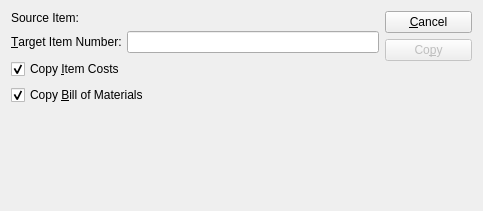
Before: the Qt Designer form guiclient/copyItem.ui in Pegasus-RPG/xtuple-client, drawn with Qt 5.
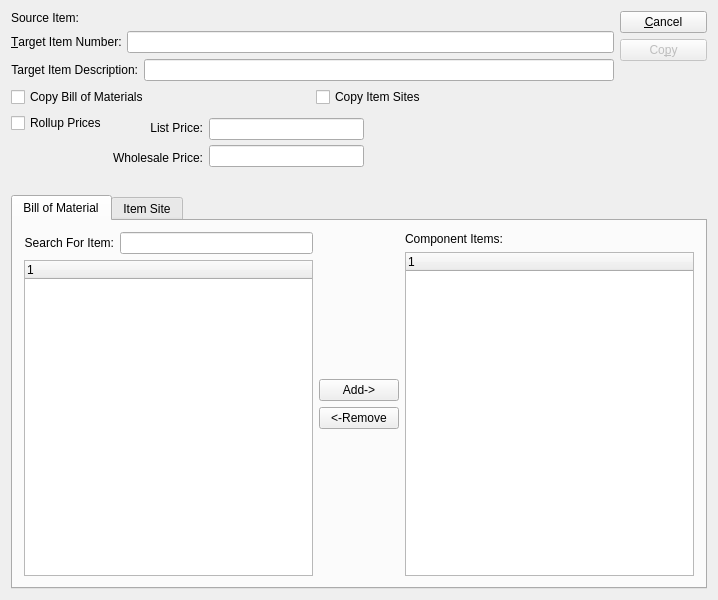
After: the same form once the commit is applied. Custom widgets are drawn as their Qt base class.

The edit to the form file:
```diff
--- a/guiclient/copyItem.ui
+++ b/guiclient/copyItem.ui
@@ -13,16 +13,18 @@
    <rect>
     <x>0</x>
     <y>0</y>
-    <width>483</width>
-    <height>211</height>
+    <width>718</width>
+    <height>600</height>
    </rect>
   </property>
   <property name="windowTitle">
    <string>Copy Item</string>
   </property>
-  <layout class="QHBoxLayout">
+  <layout class="QVBoxLayout" name="verticalLayout_6">
    <item>
-    <layout class="QVBoxLayout">
+    <layout class="QHBoxLayout" name="horizontalLayout">
+     <item>
+      <layout class="QVBoxLayout" name="verticalLayout_2">
      <item>
       <layout class="QVBoxLayout">
        <property name="spacing">
@@ -62,26 +64,130 @@
       </layout>
      </item>
      <item>
-      <layout class="QVBoxLayout">
+        <layout class="QHBoxLayout" name="horizontalLayout_6">
        <item>
-        <widget class="QCheckBox" name="_copyCosts">
+          <widget class="QLabel" name="_targetItemDescripLit">
          <property name="text">
-          <string>Copy &amp;Item Costs</string>
-         </property>
-         <property name="checked">
-          <bool>true</bool>
+            <string>Target Item Description:</string>
+           </property>
+           <property name="alignment">
+            <set>Qt::AlignRight|Qt::AlignTrailing|Qt::AlignVCenter</set>
          </property>
         </widget>
        </item>
        <item>
-        <widget class="QCheckBox" name="_copyBOM">
+          <widget class="XLineEdit" name="_targetItemDescrip"/>
+         </item>
+        </layout>
+       </item>
+       <item>
+        <layout class="QGridLayout" name="gridLayout">
+         <item row="0" column="1">
+          <widget class="XCheckBox" name="_copyItemsite">
          <property name="text">
-          <string>Copy &amp;Bill of Materials</string>
-         </property>
-         <property name="checked">
-          <bool>true</bool>
-         </property>
-        </widget>
+            <string>Copy Item Sites</string>
+           </property>
+          </widget>
+         </item>
+         <item row="0" column="0">
+          <widget class="XCheckBox" name="_copyBOM">
+           <property name="text">
+            <string>Copy Bill of Materials</string>
+           </property>
+           <property name="forgetful">
+            <bool>false</bool>
+           </property>
+          </widget>
+         </item>
+        </layout>
+       </item>
+       <item>
+        <layout class="QHBoxLayout" name="horizontalLayout_4">
+         <item>
+          <layout class="QVBoxLayout" name="verticalLayout_7">
+           <property name="spacing">
+            <number>0</number>
+           </property>
+           <item>
+            <widget class="XCheckBox" name="_rollupPrices">
+             <property name="text">
+              <string>Rollup Prices</string>
+             </property>
+            </widget>
+           </item>
+           <item>
+            <spacer name="verticalSpacer">
+             <property name="orientation">
+              <enum>Qt::Vertical</enum>
+             </property>
+             <property name="sizeHint" stdset="0">
+              <size>
+               <width>20</width>
+               <height>40</height>
+              </size>
+             </property>
+            </spacer>
+           </item>
+          </layout>
+         </item>
+         <item>
+          <layout class="QHBoxLayout" name="horizontalLayout_5">
+           <item>
+            <layout class="QVBoxLayout" name="verticalLayout_8">
+             <property name="spacing">
+              <number>0</number>
+             </property>
+             <item>
+              <widget class="QLabel" name="_listPriceLit">
+               <property name="text">
+                <string>List Price:</string>
+               </property>
+               <property name="alignment">
+                <set>Qt::AlignRight|Qt::AlignTrailing|Qt::AlignVCenter</set>
+               </property>
+              </widget>
+             </item>
+             <item>
+              <widget class="QLabel" name="_listCostLit">
+               <property name="text">
+                <string>Wholesale Price:</string>
+               </property>
+               <property name="alignment">
+                <set>Qt::AlignRight|Qt::AlignTrailing|Qt::AlignVCenter</set>
+               </property>
+              </widget>
+             </item>
+            </layout>
+           </item>
+           <item>
+            <layout class="QVBoxLayout" name="verticalLayout_9">
+             <property name="spacing">
+              <number>0</number>
+             </property>
+             <item>
+              <widget class="XLineEdit" name="_listPrice"/>
+             </item>
+             <item>
+              <widget class="XLineEdit" name="_listCost"/>
+             </item>
+            </layout>
+           </item>
+          </layout>
+         </item>
+         <item>
+          <spacer name="horizontalSpacer">
+           <property name="orientation">
+            <enum>Qt::Horizontal</enum>
+           </property>
+           <property name="sizeHint" stdset="0">
+            <size>
+             <width>40</width>
+             <height>20</height>
+            </size>
+           </property>
+          </spacer>
+         </item>
+        </layout>
        </item>
        <item>
         <spacer>
@@ -101,8 +207,6 @@
        </item>
       </layout>
      </item>
-    </layout>
-   </item>
    <item>
     <layout class="QVBoxLayout">
      <item>
@@ -144,6 +248,179 @@
     </layout>
    </item>
   </layout>
+   </item>
+   <item>
+    <widget class="QTabWidget" name="_tab">
+     <property name="sizePolicy">
+      <sizepolicy hsizetype="Expanding" vsizetype="Expanding">
+       <horstretch>0</horstretch>
+       <verstretch>1</verstretch>
+      </sizepolicy>
+     </property>
+     <property name="currentIndex">
+      <number>0</number>
+     </property>
+     <widget class="QWidget" name="_bomTab">
+      <attribute name="title">
+       <string>Bill of Material</string>
+      </attribute>
+      <layout class="QHBoxLayout" name="horizontalLayout_3">
+       <item>
+        <layout class="QVBoxLayout" name="verticalLayout_5">
+         <item>
+          <layout class="QHBoxLayout" name="horizontalLayout_2">
+           <item>
+            <widget class="QLabel" name="_searchForLit">
+             <property name="text">
+              <string>Search For Item:</string>
+             </property>
+             <property name="alignment">
+              <set>Qt::AlignRight|Qt::AlignTrailing|Qt::AlignVCenter</set>
+             </property>
+            </widget>
+           </item>
+           <item>
+            <widget class="XLineEdit" name="_searchForBOM"/>
+           </item>
+          </layout>
+         </item>
+         <item>
+          <widget class="XTreeWidget" name="_availablebomitems"/>
+         </item>
+        </layout>
+       </item>
+       <item>
+        <layout class="QVBoxLayout" name="verticalLayout_3">
+         <item>
+          <spacer>
+           <property name="orientation">
+            <enum>Qt::Vertical</enum>
+           </property>
+           <property name="sizeType">
+            <enum>QSizePolicy::Expanding</enum>
+           </property>
+           <property name="sizeHint" stdset="0">
+            <size>
+             <width>20</width>
+             <height>20</height>
+            </size>
+           </property>
+          </spacer>
+         </item>
+         <item>
+          <layout class="QVBoxLayout" name="verticalLayout">
+           <item>
+            <widget class="QPushButton" name="_addBOM">
+             <property name="text">
+              <string>Add-&gt;</string>
+             </property>
+            </widget>
+           </item>
+           <item>
+            <widget class="QPushButton" name="_revokeBOM">
+             <property name="text">
+              <string>&lt;-Remove</string>
+             </property>
+            </widget>
+           </item>
+          </layout>
+         </item>
+         <item>
+          <spacer>
+           <property name="orientation">
+            <enum>Qt::Vertical</enum>
+           </property>
+           <property name="sizeType">
+            <enum>QSizePolicy::Expanding</enum>
+           </property>
+           <property name="sizeHint" stdset="0">
+            <size>
+             <width>20</width>
+             <height>20</height>
+            </size>
+           </property>
+          </spacer>
+         </item>
+        </layout>
+       </item>
+       <item>
+        <layout class="QVBoxLayout" name="verticalLayout_4">
+         <item>
+          <widget class="QLabel" name="_addedbomitemsLit">
+           <property name="text">
+            <string>Component Items:</string>
+           </property>
+          </widget>
+         </item>
+         <item>
+          <widget class="XTreeWidget" name="_addedbomitems"/>
+         </item>
+        </layout>
+       </item>
+      </layout>
+     </widget>
+     <widget class="QWidget" name="_itemsiteTab">
+      <attribute name="title">
+       <string>Item Site</string>
+      </attribute>
+      <layout class="QHBoxLayout" name="horizontalLayout_7">
+       <item>
+        <layout class="QVBoxLayout" name="verticalLayout_10">
+         <item>
+          <widget class="QLabel" name="_addeditemsitesLit">
+           <property name="text">
+            <string>Item Sites:</string>
+           </property>
+          </widget>
+         </item>
+         <item>
+          <widget class="XTreeWidget" name="_addeditemsites"/>
+         </item>
+        </layout>
+       </item>
+       <item>
+        <layout class="QVBoxLayout" name="verticalLayout_11">
+         <item>
+          <layout class="QVBoxLayout" name="verticalLayout_12">
+           <item>
+            <widget class="QPushButton" name="_addItemsite">
+             <property name="text">
+              <string>Copy</string>
+             </property>
+            </widget>
+           </item>
+           <item>
+            <widget class="QPushButton" name="_revokeItemsite">
+             <property name="text">
+              <string>Remove</string>
+             </property>
+            </widget>
+           </item>
+          </layout>
+         </item>
+         <item>
+          <spacer>
+           <property name="orientation">
+            <enum>Qt::Vertical</enum>
+           </property>
+           <property name="sizeType">
+            <enum>QSizePolicy::Expanding</enum>
+           </property>
+           <property name="sizeHint" stdset="0">
+            <size>
+             <width>20</width>
+             <height>20</height>
+            </size>
+           </property>
+          </spacer>
+         </item>
+        </layout>
+       </item>
+      </layout>
+     </widget>
+    </widget>
+   </item>
+  </layout>
  </widget>
  <layoutdefault spacing="6" margin="11"/>
  <customwidgets>
@@ -152,10 +429,22 @@
    <extends>QWidget</extends>
    <header>itemcluster.h</header>
   </customwidget>
+  <customwidget>
+   <class>XCheckBox</class>
+   <extends>QCheckBox</extends>
+   <header>xcheckbox.h</header>
+  </customwidget>
   <customwidget>
    <class>XLineEdit</class>
    <extends>QLineEdit</extends>
    <header>xlineedit.h</header>
+   <container>1</container>
+  </customwidget>
+  <customwidget>
+   <class>XTreeWidget</class>
+   <extends>QTreeWidget</extends>
+   <header>xtreewidget.h</header>
+   <container>1</container>
   </customwidget>
  </customwidgets>
  <tabstops>
```
Left out of the diff: 17 changed lines with no effect on the pictures. Lines whose indentation alone changed are shown as unchanged.
